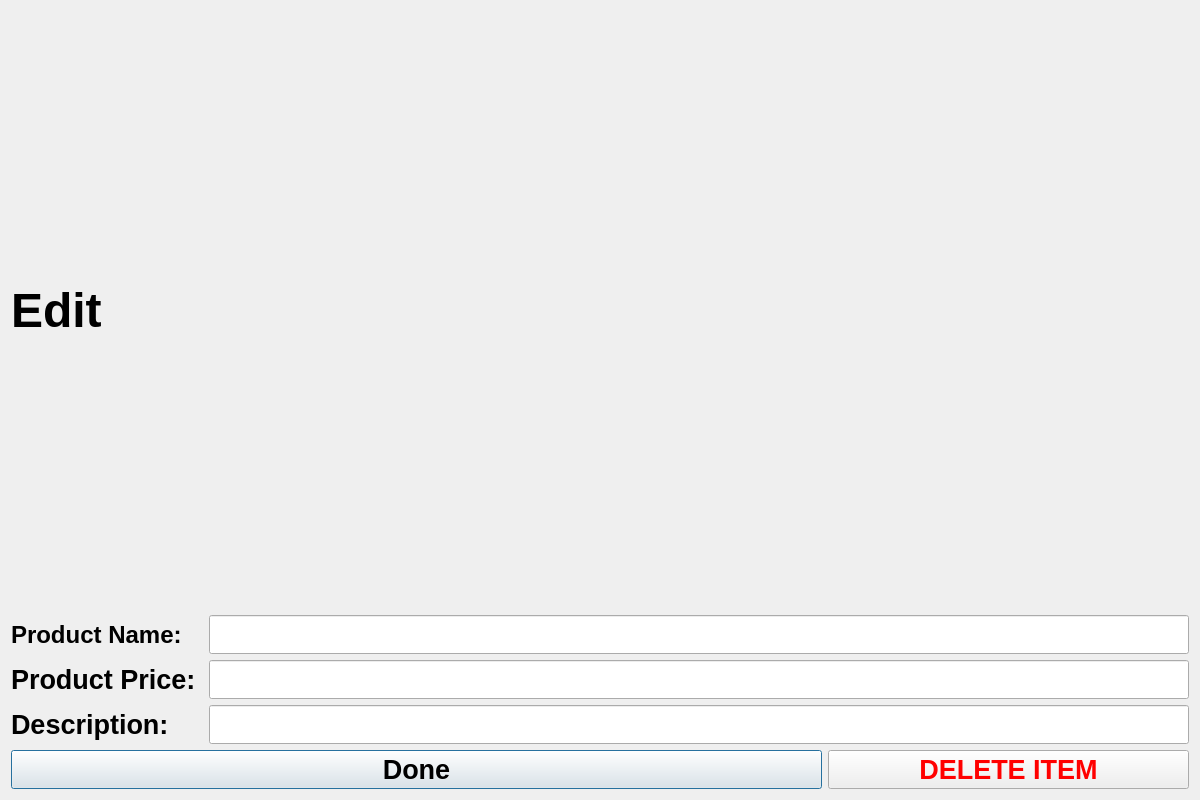
This is editPage.ui in acmpesuecc/GrowPal as Qt 5 draws it before an edit. The edited form follows.
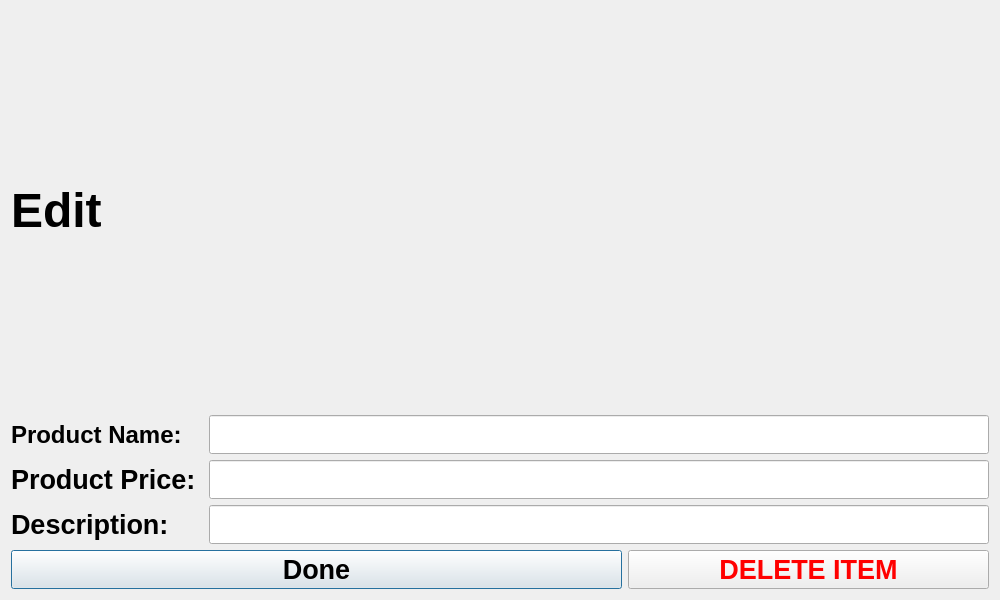
This is the edited form. Icons and pictures are not drawn.

Commit message: reduced window size and new Sell Page UI

```diff
--- a/editPage.ui
+++ b/editPage.ui
@@ -6,14 +6,14 @@
    <rect>
     <x>0</x>
     <y>0</y>
-    <width>1200</width>
-    <height>800</height>
+    <width>1000</width>
+    <height>600</height>
    </rect>
   </property>
   <property name="minimumSize">
    <size>
-    <width>1200</width>
-    <height>800</height>
+    <width>1000</width>
+    <height>600</height>
    </size>
   </property>
   <property name="maximumSize">
```
The commit also changes 13 other files.
